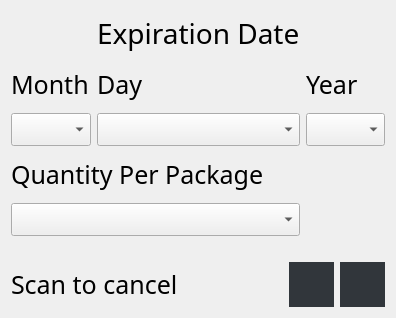
Above: Windows/ExpirationBox.ui from addisonElliott/SmartShopTouchScreen before the change. Below: the same form after it.
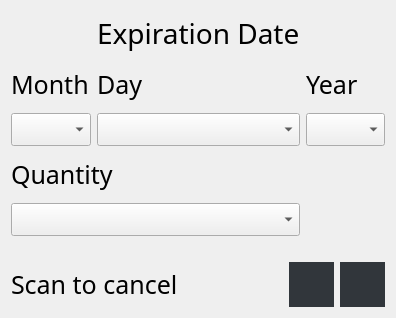
That is the form after the change. Icons and pictures are not drawn. Custom widgets are drawn as their Qt base class.

Patch:
```diff
--- a/Windows/ExpirationBox.ui
+++ b/Windows/ExpirationBox.ui
@@ -264,7 +264,7 @@
       </font>
      </property>
      <property name="text">
-      <string>Quantity Per Package</string>
+      <string>Quantity</string>
      </property>
     </widget>
    </item>
```
